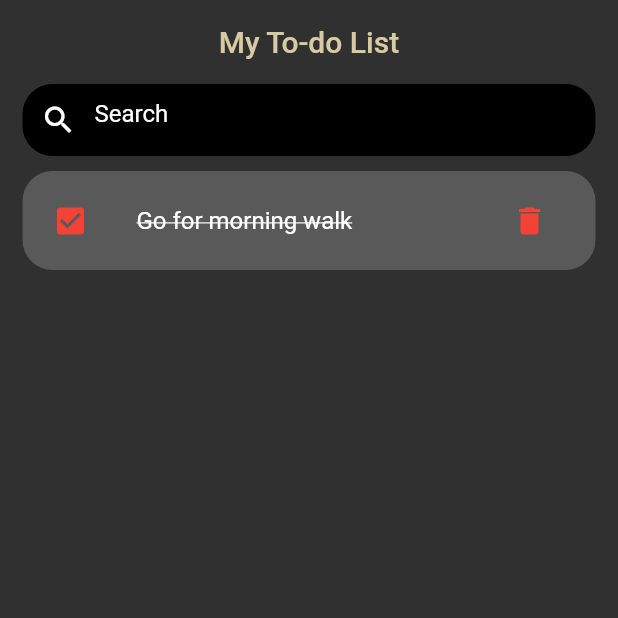
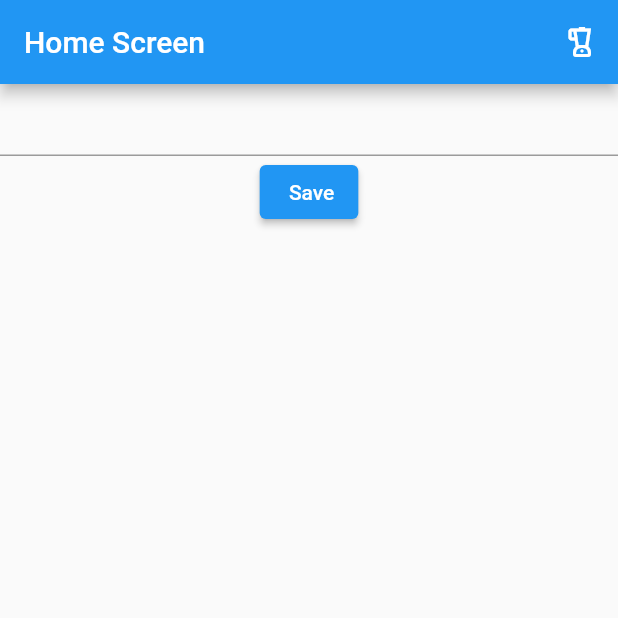
Before and after one commit to agya09/Todo-App-in-Flutter, a Flutter app: the screen it shows after launch, on a phone screen of 412 x 824 dp, the top half of it. Run offline on Flutter 3.47's test engine with Material 2 defaults, Android fonts, the phone set to English and light mode, and no system bars.

Commit message:
checkbox issue fixed

```diff
--- a/lib/main.dart
+++ b/lib/main.dart
@@ -1,4 +1,5 @@
 import 'package:flutter/material.dart';
+import 'package:todo_app/screens/home_screen.dart';
 import 'package:todo_app/widgets/todo_item.dart';
 // import 'package:flutter/src/material/colors.dart';
 // import 'dart:ui';
@@ -14,27 +15,34 @@ class MyApp extends StatelessWidget {
   Widget build(BuildContext context) {
     return MaterialApp(
       debugShowCheckedModeBanner: false,
-      theme: ThemeData.dark(),
-      home: Scaffold(
-        appBar: AppBar(
-          elevation: 0,
-          backgroundColor: Colors.transparent,
-          centerTitle: true,
-          title: const Text(
-            'My To-do List',
-            style: TextStyle(color: Color.fromARGB(255, 216, 203, 163)),
-          ),
-        ),
-        body: Container(
-          padding: EdgeInsets.symmetric(horizontal: 15),
-          child: Column(
-            children: [
-              searchBox(),
-              ToDoItem(),
-            ],
-          ),
-        ),
-      ),
+      // theme: ThemeData.dark(),
+      home: HomeScreen(),
+      // home: Scaffold(
+      //   appBar: AppBar(
+      //     elevation: 0,
+      //     backgroundColor: Colors.transparent,
+      //     centerTitle: true,
+      //     title: const Text(
+      //       'My To-do List',
+      //       style: TextStyle(color: Color.fromARGB(255, 216, 203, 163)),
+      //     ),
+      //   ),
+      //   body: Column(
+      //     children: [
+
+      //       TextField(),
+      //       Container(
+      //         padding: EdgeInsets.symmetric(horizontal: 15),
+      //         child: Column(
+      //           children: [
+      //             searchBox(),
+      //             ToDoItem(),
+      //           ],
+      //         ),
+      //       ),
+      //     ],
+      //   ),
+      // ),
     );
   }
 }
@@ -59,76 +67,3 @@ Widget searchBox() {
     ),
   );
 }
-
-// class MyStatefulWidget extends StatefulWidget {
-//   const MyStatefulWidget({super.key});
-
-//   @override
-//   State<MyStatefulWidget> createState() => _MyStatefulWidgetState();
-// }
-
-// class _MyStatefulWidgetState extends State<MyStatefulWidget> {
-//   bool isChecked = false;
-//   @override
-//   Widget build(BuildContext context) {
-//     Color getColor(Set<MaterialState> states) {
-//       const Set<MaterialState> interactiveStates = <MaterialState>{
-//         MaterialState.pressed,
-//         MaterialState.hovered,
-//         MaterialState.focused,
-//       };
-//       if (states.any(interactiveStates.contains)) {
-//         return Colors.blue;
-//       } else {
-//         return Colors.red;
-//       }
-//     }
-
-//     Checkbox(
-//       onChanged: (bool? value) {
-//         setState(() {
-//           isChecked = value!;
-//         });
-//       },
-//       value: true,
-//     );
-//     return Scaffold(
-//       body: ListView.builder(
-//         padding: const EdgeInsets.all(16.0),
-//         itemBuilder: (context, i) {
-//           if (i.isOdd) return const Divider();
-
-//           return ListTile(
-//             leading: Checkbox(
-//               checkColor: Colors.white,
-//               fillColor: MaterialStateProperty.resolveWith(getColor),
-//               value: isChecked,
-//               onChanged: (bool? value) {
-//                 setState(() {
-//                   isChecked = value!;
-//                 });
-//               },
-//             ),
-//             title: Text(
-//               'Hello',
-//             ),
-//             trailing: Icon(Icons.delete, color: Colors.red),
-//           );
-//         },
-//       ),
-//       floatingActionButton: FloatingActionButton.large(
-//         backgroundColor: Colors.white,
-//         onPressed: () {
-//           Navigator.pop(context);
-//         },
-//         child: const Text(
-//           "ADD ",
-//           style: TextStyle(
-//             color: Colors.red,
-//             fontWeight: FontWeight.bold,
-//           ),
-//         ),
-//       ),
-//     );
-//   }
-// }
--- /dev/null
+++ b/lib/screens/home_screen.dart
@@ -0,0 +1,59 @@
+import 'package:flutter/material.dart';
+import 'package:todo_app/screens/tets.dart';
+import 'package:todo_app/widgets/todo_item.dart';
+
+class HomeScreen extends StatefulWidget {
+  HomeScreen({Key? key}) : super(key: key);
+
+  @override
+  State<HomeScreen> createState() => _HomeScreenState();
+}
+
+class _HomeScreenState extends State<HomeScreen> {
+  TextEditingController _textEditingController = TextEditingController();
+
+  List<String> toDoList = [];
+
+  @override
+  Widget build(BuildContext context) {
+    return Scaffold(
+      appBar: AppBar(
+        actions: [
+          IconButton(
+              onPressed: () {
+                Navigator.push(context,
+                    MaterialPageRoute(builder: (_) => MyStatefulWidget()));
+              },
+              icon: Icon(Icons.blender_outlined))
+        ],
+        title: Text('Home Screen'),
+      ),
+      body: SingleChildScrollView(
+        child: Column(
+          children: [
+            TextField(
+              controller: _textEditingController,
+            ),
+            ElevatedButton(
+                onPressed: () {
+                  setState(() {
+                    toDoList.add(_textEditingController.text);
+                  });
+                },
+                child: Text(" Save")),
+            Container(
+              height: 500,
+              // color: Colors.indigo,
+              child: ListView.builder(
+                itemCount: toDoList.length,
+                itemBuilder: ((context, index) => ToDoItem(
+                      todoText: toDoList[index],
+                    )),
+              ),
+            )
+          ],
+        ),
+      ),
+    );
+  }
+}
--- a/lib/widgets/todo_item.dart
+++ b/lib/widgets/todo_item.dart
@@ -3,9 +3,15 @@
 import 'package:flutter/material.dart';
 // import 'package:flutter/src/widgets/framework.dart';
 
-class ToDoItem extends StatelessWidget {
-  const ToDoItem({super.key});
+class ToDoItem extends StatefulWidget {
+  String? todoText;
+  ToDoItem({super.key, this.todoText});
 
+  @override
+  State<ToDoItem> createState() => _ToDoItemState();
+}
+
+class _ToDoItemState extends State<ToDoItem> {
   @override
   Widget build(BuildContext context) {
     return Container(
@@ -19,13 +25,17 @@ class ToDoItem extends StatelessWidget {
         ),
         contentPadding: EdgeInsets.symmetric(horizontal: 20, vertical: 5),
         tileColor: Color.fromARGB(137, 124, 124, 124),
-        leading: Icon(
-          Icons.check_box,
-          color: Colors.red,
+        leading: Checkbox(
+          value: false,
+          onChanged: (value) {
+            setState(() {
+              value == false ? value = true : value = false;
+            });
+          },
         ),
         title: Text(
-          'Go for morning walk',
-          style: TextStyle(
+          widget.todoText!,
+          style: const TextStyle(
             fontSize: 16,
             color: Colors.white,
             decoration: TextDecoration.lineThrough,
```
Also changed, not shown: lib/screens/tets.dart (added, +116 -0 lines).
